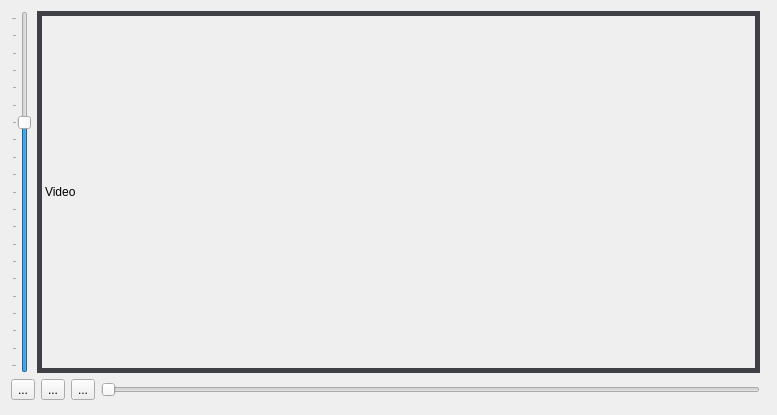
Before: the Qt Designer form VideoEditor/PreviewPlayer.ui in zeneksashy/VideoEditor, drawn with Qt 5.
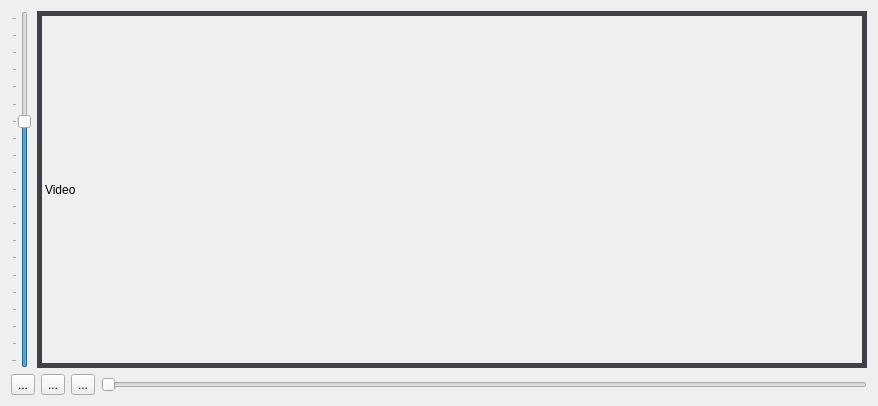
After: the same form once the commit is applied.

Commit message: problem with adding to layout

What changed in the file:
```diff
--- a/VideoEditor/PreviewPlayer.ui
+++ b/VideoEditor/PreviewPlayer.ui
@@ -6,10 +6,16 @@
    <rect>
     <x>0</x>
     <y>0</y>
-    <width>777</width>
-    <height>415</height>
+    <width>878</width>
+    <height>406</height>
    </rect>
   </property>
+  <property name="sizePolicy">
+   <sizepolicy hsizetype="Fixed" vsizetype="Fixed">
+    <horstretch>0</horstretch>
+    <verstretch>0</verstretch>
+   </sizepolicy>
+  </property>
   <property name="windowTitle">
    <string>PreviewPlayer</string>
   </property>
@@ -19,15 +25,8 @@
   <property name="styleSheet">
    <string notr="true"/>
   </property>
-  <widget class="QWidget" name="gridLayoutWidget">
-   <property name="geometry">
-    <rect>
-     <x>0</x>
-     <y>0</y>
-     <width>771</width>
-     <height>411</height>
-    </rect>
-   </property>
+  <layout class="QGridLayout" name="gridLayout_2">
+   <item row="0" column="0">
    <layout class="QGridLayout" name="gridLayout">
     <item row="1" column="0">
      <layout class="QHBoxLayout" name="horizontalLayout">
@@ -134,7 +133,8 @@
      </layout>
     </item>
    </layout>
-  </widget>
+   </item>
+  </layout>
  </widget>
  <layoutdefault spacing="6" margin="11"/>
  <resources/>
```
Lines whose indentation alone changed are shown as unchanged. The commit also changes 17 other files.
